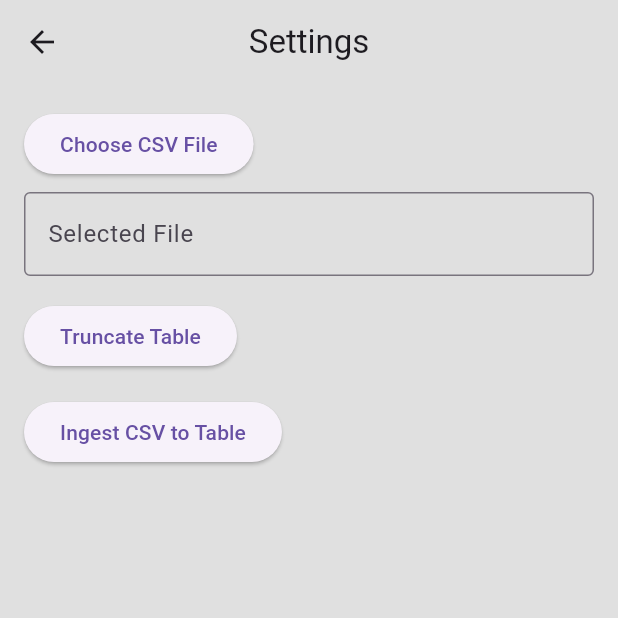
After one commit to krstphrrr/formula_composer, a Flutter app: the SettingsDataPage screen opened directly, after a tap on "Choose CSV File", on a phone screen of 412 x 824 dp, the top half of it. The commit adds this screen. Run offline on Flutter 3.47's test engine with Material 3 defaults, Android fonts, the phone set to English and light mode, and no system bars; our stand-ins replace csv, file_picker, flutter_slidable, sqflite, sqflite_common_ffi, wakelock_plus; accounts and stored records are empty.

Commit message:
added ifra ingest

```diff
--- /dev/null
+++ b/lib/features/settings_data/presentation/settings_data_page.dart
@@ -0,0 +1,64 @@
+import 'package:flutter/material.dart';
+import 'package:provider/provider.dart';
+import '../state/settings_data_provider.dart';
+
+class SettingsDataPage extends StatefulWidget {
+  @override
+  _SettingsDataPageState createState() => _SettingsDataPageState();
+}
+
+class _SettingsDataPageState extends State<SettingsDataPage> {
+  @override
+  Widget build(BuildContext context) {
+    final settingsProvider = Provider.of<SettingsDataProvider>(context);
+
+    return Scaffold(
+      appBar: AppBar(
+        title: Text('Settings'),
+        centerTitle: true,
+      ),
+      body: Padding(
+        padding: const EdgeInsets.all(16.0),
+        child: Column(
+          crossAxisAlignment: CrossAxisAlignment.start,
+          children: [
+            ElevatedButton(
+              onPressed: () async {
+                // Call provider to pick CSV file
+                await settingsProvider.importData(context);
+              },
+              child: Text('Choose CSV File'),
+            ),
+            SizedBox(height: 8),
+            TextField(
+              controller: TextEditingController(
+                text: settingsProvider.csvFileName,
+              ),
+              readOnly: true,
+              decoration: InputDecoration(
+                labelText: 'Selected File',
+                border: OutlineInputBorder(),
+              ),
+            ),
+            SizedBox(height: 16),
+            ElevatedButton(
+              onPressed: () async {
+                // Truncate table using the provider
+                await settingsProvider.truncateTable();
+              },
+              child: Text('Truncate Table'),
+            ),
+            SizedBox(height: 16),
+            ElevatedButton(
+              onPressed: () async {
+                // Ingest CSV using the provider
+                await settingsProvider.ingestCsv();
+              },
+              child: Text('Ingest CSV to Table'),
+            ),
+          ],
+        ),
+      ),
+    );
+  }
+}
--- /dev/null
+++ b/lib/features/settings_data/state/settings_data_provider.dart
@@ -0,0 +1,53 @@
+import 'package:flutter/material.dart';
+
+import '../domain/settings_data_service.dart';
+
+class SettingsDataProvider extends ChangeNotifier {
+
+
+  String? _csvFilePath;
+  String get csvFileName => _csvFilePath != null ? _csvFilePath!.split('/').last : '';
+
+  final SettingsDataService _service;
+
+  SettingsDataProvider(this._service);
+
+  Future<void> importData(BuildContext context) async {
+    // var isImporting = true;
+    notifyListeners();
+    try {
+      final result = await _service.pickCSVLocation();
+      if (result != null) {
+        String filePath = result.files.single.path!;
+        await _service.importFromCSV(filePath);
+        // Check if the widget is still mounted before showing the Snackbar
+        if (context.mounted) {
+          ScaffoldMessenger.of(context).showSnackBar(
+              const SnackBar(content: Text('Data imported successfully!')));
+        }
+      }
+    } catch (e) {
+      if (context.mounted) {
+        ScaffoldMessenger.of(context)
+            .showSnackBar(SnackBar(content: Text('Failed to import csv: $e')));
+      }
+    } finally {
+      // isImporting = false;
+      notifyListeners();
+    }
+  }
+
+  Future<void> truncateTable() async {
+    await _service.truncateTable();
+    notifyListeners();
+  }
+
+  Future<void> ingestCsv() async {
+    if (_csvFilePath != null) {
+      var data = await _service.processCsv(_csvFilePath!);
+      // print()
+      notifyListeners();
+    }
+  }
+
+}
```
Also changed, not shown: lib/core/widgets/main_nav_bar.dart (+14 -13 lines), lib/features/settings_data/data/settings_data_repository.dart (added, +24 -0 lines), lib/features/settings_data/domain/settings_data_service.dart (added, +89 -0 lines), lib/main.dart (+7 -0 lines), 1 other file.
